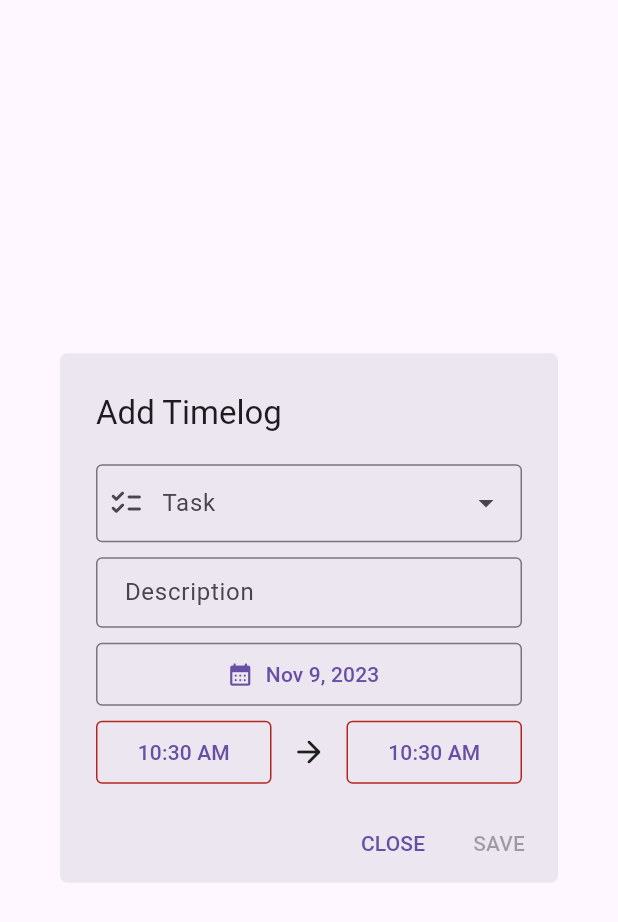
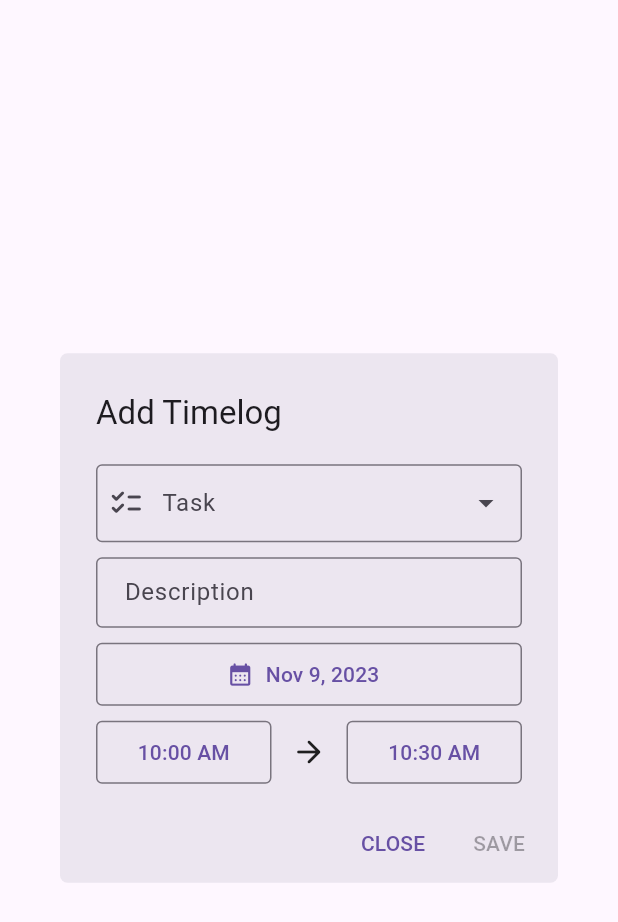
Before and after one commit to siddharthroy12/timebrew, a Flutter app: the CreateTimelogDialog widget shown alone on an empty page, opened directly, on a phone screen of 412 x 824 dp. Shown: the top 922 px of the screen. Run offline on Flutter 3.47's test engine with Material 2 defaults, Android fonts, the phone set to English and light mode, and no system bars; drawn by our look-alikes of dynamic_color; our stand-ins replace animated_flip_counter, file_picker, isar, permission_handler; missing offline and left inert: context_menus; accounts and stored records are empty; generated files the repository leaves out were written again.

```diff
--- a/lib/popups/create_timelog.dart
+++ b/lib/popups/create_timelog.dart
@@ -17,7 +17,9 @@ class CreateTimelogDialog extends StatefulWidget {
 
 class _CreateTimelogDialogState extends State<CreateTimelogDialog> {
   Task? _task;
-  int _startTime = DateTime.now().millisecondsSinceEpoch;
+  int _startTime = DateTime.now()
+      .subtract(const Duration(minutes: 30))
+      .millisecondsSinceEpoch;
   int _endTime = DateTime.now().millisecondsSinceEpoch;
   final _isar = IsarService();
   final _descriptionFieldController = TextEditingController();
--- a/lib/tabs/stats.dart
+++ b/lib/tabs/stats.dart
@@ -1,7 +1,4 @@
-import 'package:flutter/gestures.dart';
 import 'package:flutter/material.dart';
-import 'package:isar/isar.dart';
-import 'package:timebrew/extensions/hex_color.dart';
 import 'package:timebrew/services/isar_service.dart';
 import 'package:timebrew/tabs/tasks.dart';
 import 'package:timebrew/utils.dart';
```
